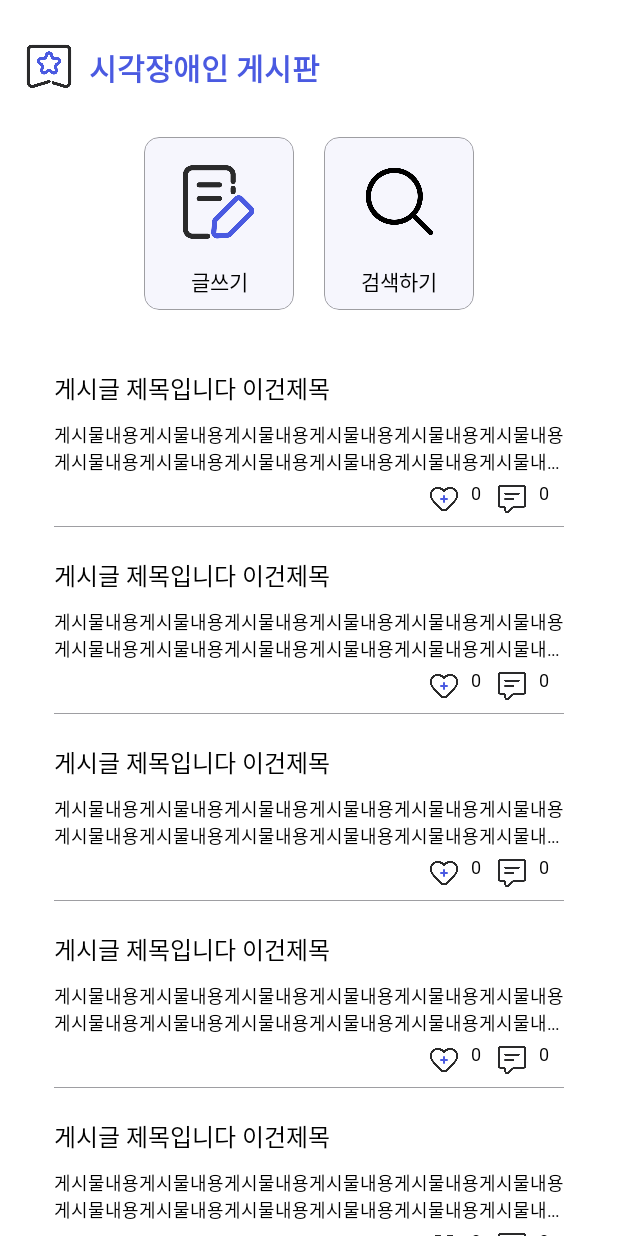
After one commit to Itzy300/ItzyAndroid, an Android app built with Jetpack Compose: the composable PostScreen shown on its own in the app's theme, on a phone screen of 412 x 824 dp. The commit adds this screen. Run offline under Robolectric (Android 15) with nearby library versions, the phone set to English and light mode, and no system bars; 3 statements that could not run were skipped.

Commit message:
design: make PostScreen view and navigating

```diff
--- a/app/src/main/java/com/itzy/itzyandroid/app/presentation/navigation/NavGraph.kt
+++ b/app/src/main/java/com/itzy/itzyandroid/app/presentation/navigation/NavGraph.kt
@@ -4,6 +4,7 @@ import androidx.navigation.NavController
 import androidx.navigation.NavGraphBuilder
 import androidx.navigation.compose.composable
 import com.itzy.itzyandroid.app.presentation.view.HomeScreen
+import com.itzy.itzyandroid.app.presentation.view.PostScreen
 
 fun NavGraphBuilder.itzyGraph(
     navController: NavController
@@ -13,4 +14,9 @@ fun NavGraphBuilder.itzyGraph(
     ) {
         HomeScreen(navController)
     }
+    composable(
+        route = Screen.PostScreen.route
+    ) {
+        PostScreen(navController)
+    }
 }
--- a/app/src/main/java/com/itzy/itzyandroid/app/presentation/navigation/Screen.kt
+++ b/app/src/main/java/com/itzy/itzyandroid/app/presentation/navigation/Screen.kt
@@ -2,4 +2,5 @@ package com.itzy.itzyandroid.app.presentation.navigation
 
 sealed class Screen (val route: String){
     object HomeScreen: Screen("home_screen")
+    object PostScreen: Screen("post_screen")
 }
--- /dev/null
+++ b/app/src/main/java/com/itzy/itzyandroid/app/presentation/view/PostScreen.kt
@@ -0,0 +1,78 @@
+package com.itzy.itzyandroid.app.presentation.view
+
+import androidx.compose.foundation.Image
+import androidx.compose.foundation.layout.*
+import androidx.compose.foundation.rememberScrollState
+import androidx.compose.foundation.verticalScroll
+import androidx.compose.material.Text
+import androidx.compose.runtime.Composable
+import androidx.compose.ui.Alignment
+import androidx.compose.ui.Modifier
+import androidx.compose.ui.res.painterResource
+import androidx.compose.ui.unit.dp
+import androidx.navigation.NavController
+import com.itzy.itzyandroid.R
+import com.itzy.itzyandroid.app.presentation.component.MainPostItem
+import com.itzy.itzyandroid.app.presentation.component.PostItem
+import com.itzy.itzyandroid.ui.theme.MainBlue
+import com.itzy.itzyandroid.ui.theme.TextStyles
+
+@Composable
+fun PostScreen(
+    navController: NavController
+){
+    val scrollState = rememberScrollState()
+    Column(
+        modifier = Modifier
+            .verticalScroll(scrollState)
+            .padding(16.dp, 28.dp)
+            .fillMaxSize()
+    ){
+        PostTitle(title = "시각장애인 게시판")
+        Row(
+            modifier = Modifier
+                //  .align(CenterHorizontally)
+                .padding(30.dp)
+                .fillMaxWidth(),
+            horizontalArrangement = Arrangement.Center
+        ){
+            MainPostItem(
+                resId = R.drawable.add_post,
+                title = "글쓰기",
+                onClick = {}
+            )
+            Spacer(modifier = Modifier.width(20.dp))
+            MainPostItem(
+                resId = R.drawable.search,
+                title = "검색하기",
+                onClick = {}
+            )
+        }
+        for (i in 1..10){
+            PostItem(modifier = Modifier
+                .padding(20.dp, 10.dp)
+                .fillMaxWidth())
+        }
+    }
+}
+
+@Composable
+fun PostTitle(
+    title: String = "게시판"
+){
+    Row{
+        Image(
+            painter = painterResource(id = R.drawable.bookmark),
+            contentDescription = "bookmark image",
+            modifier = Modifier
+                .padding(end = 10.dp)
+                .size(33.dp)
+        )
+        Text(
+            text = title,
+            style = TextStyles.TextBasics1,
+            color = MainBlue,
+            modifier = Modifier.align(Alignment.CenterVertically)
+        )
+    }
+}
```
